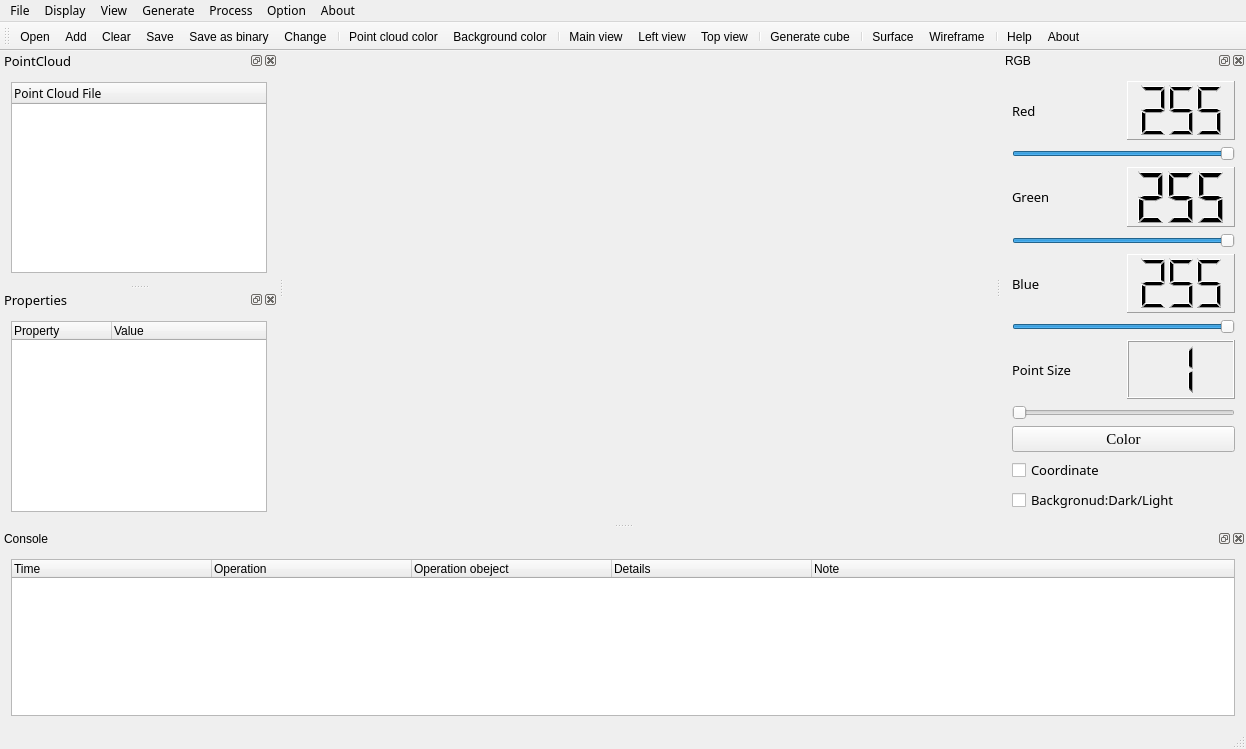
Old version of the form cloudviewer.ui in the repository TJU-SSE-Lab510/PCV_new.
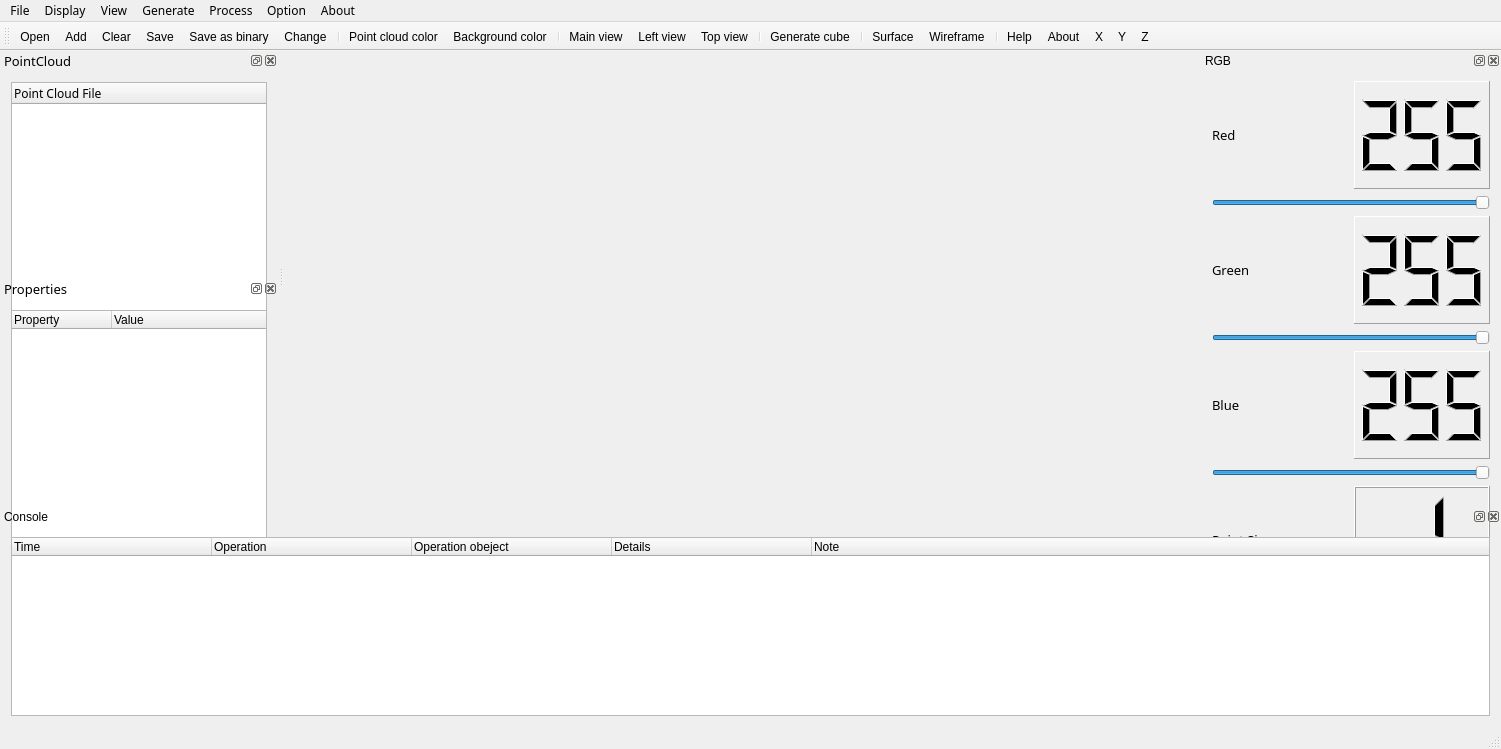
New version of the form. Icons and pictures are not drawn. Custom widgets are drawn as their Qt base class.

Patch:
```diff
--- a/cloudviewer.ui
+++ b/cloudviewer.ui
@@ -6,7 +6,7 @@
    <rect>
     <x>0</x>
     <y>0</y>
-    <width>1246</width>
+    <width>1501</width>
     <height>749</height>
    </rect>
   </property>
@@ -91,13 +91,16 @@
    <addaction name="separator"/>
    <addaction name="helpAction"/>
    <addaction name="aboutAction"/>
+   <addaction name="actionX"/>
+   <addaction name="actionY"/>
+   <addaction name="actionZ"/>
   </widget>
   <widget class="QStatusBar" name="statusBar"/>
   <widget class="QDockWidget" name="RGBDock">
    <property name="minimumSize">
     <size>
-     <width>245</width>
-     <height>400</height>
+     <width>300</width>
+     <height>667</height>
     </size>
    </property>
    <property name="maximumSize">
@@ -459,7 +462,7 @@
    <property name="minimumSize">
     <size>
      <width>250</width>
-     <height>233</height>
+     <height>287</height>
     </size>
    </property>
    <property name="maximumSize">
@@ -513,7 +516,7 @@
    <property name="minimumSize">
     <size>
      <width>250</width>
-     <height>233</height>
+     <height>287</height>
     </size>
    </property>
    <property name="font">
@@ -646,8 +649,8 @@
   <widget class="QDockWidget" name="consoleDock">
    <property name="minimumSize">
     <size>
-     <width>200</width>
-     <height>140</height>
+     <width>220</width>
+     <height>220</height>
     </size>
    </property>
    <property name="maximumSize">
@@ -740,8 +743,8 @@
     <rect>
      <x>0</x>
      <y>0</y>
-     <width>1246</width>
-     <height>23</height>
+     <width>1501</width>
+     <height>45</height>
     </rect>
    </property>
    <property name="font">
@@ -1131,6 +1134,33 @@
     <string>aaa</string>
    </property>
   </action>
+  <action name="actionX">
+   <property name="icon">
+    <iconset>
+     <normaloff>Resources/images/X.PNG</normaloff>Resources/images/X.PNG</iconset>
+   </property>
+   <property name="text">
+    <string>X</string>
+   </property>
+  </action>
+  <action name="actionY">
+   <property name="icon">
+    <iconset>
+     <normaloff>Resources/images/Y.PNG</normaloff>Resources/images/Y.PNG</iconset>
+   </property>
+   <property name="text">
+    <string>Y</string>
+   </property>
+  </action>
+  <action name="actionZ">
+   <property name="icon">
+    <iconset>
+     <normaloff>Resources/images/z.PNG</normaloff>Resources/images/z.PNG</iconset>
+   </property>
+   <property name="text">
+    <string>Z</string>
+   </property>
+  </action>
  </widget>
  <layoutdefault spacing="6" margin="11"/>
  <customwidgets>
```
